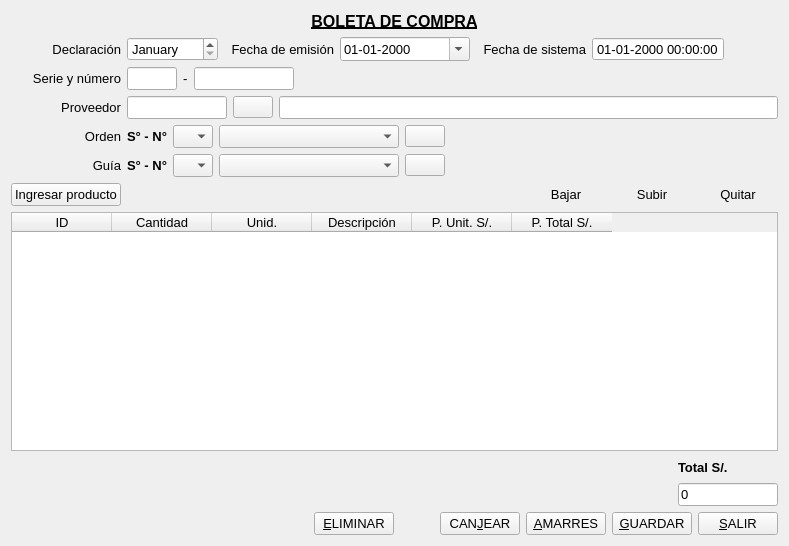
Above: Facturacion/compraboleta.ui from radtek/manager before the change. Below: the same form after it.
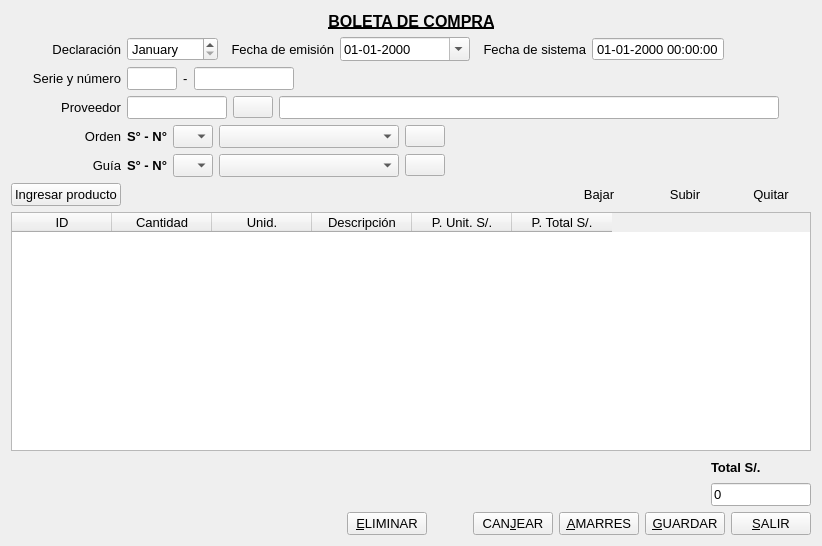
That is the form after the change. Icons and pictures are not drawn.

The edit to the form file:
```diff
--- a/Facturacion/compraboleta.ui
+++ b/Facturacion/compraboleta.ui
@@ -6,7 +6,7 @@
    <rect>
     <x>0</x>
     <y>0</y>
-    <width>789</width>
+    <width>822</width>
     <height>546</height>
    </rect>
   </property>
@@ -408,6 +408,18 @@
      </item>
      <item>
       <widget class="QLineEdit" name="lineEdit_nombre">
+       <property name="minimumSize">
+        <size>
+         <width>500</width>
+         <height>0</height>
+        </size>
+       </property>
+       <property name="maximumSize">
+        <size>
+         <width>500</width>
+         <height>16777215</height>
+        </size>
+       </property>
        <property name="font">
         <font>
          <pointsize>10</pointsize>
@@ -415,6 +427,19 @@
        </property>
       </widget>
      </item>
+     <item>
+      <spacer name="horizontalSpacer_10">
+       <property name="orientation">
+        <enum>Qt::Horizontal</enum>
+       </property>
+       <property name="sizeHint" stdset="0">
+        <size>
+         <width>40</width>
+         <height>20</height>
+        </size>
+       </property>
+      </spacer>
+     </item>
     </layout>
    </item>
    <item>
```
